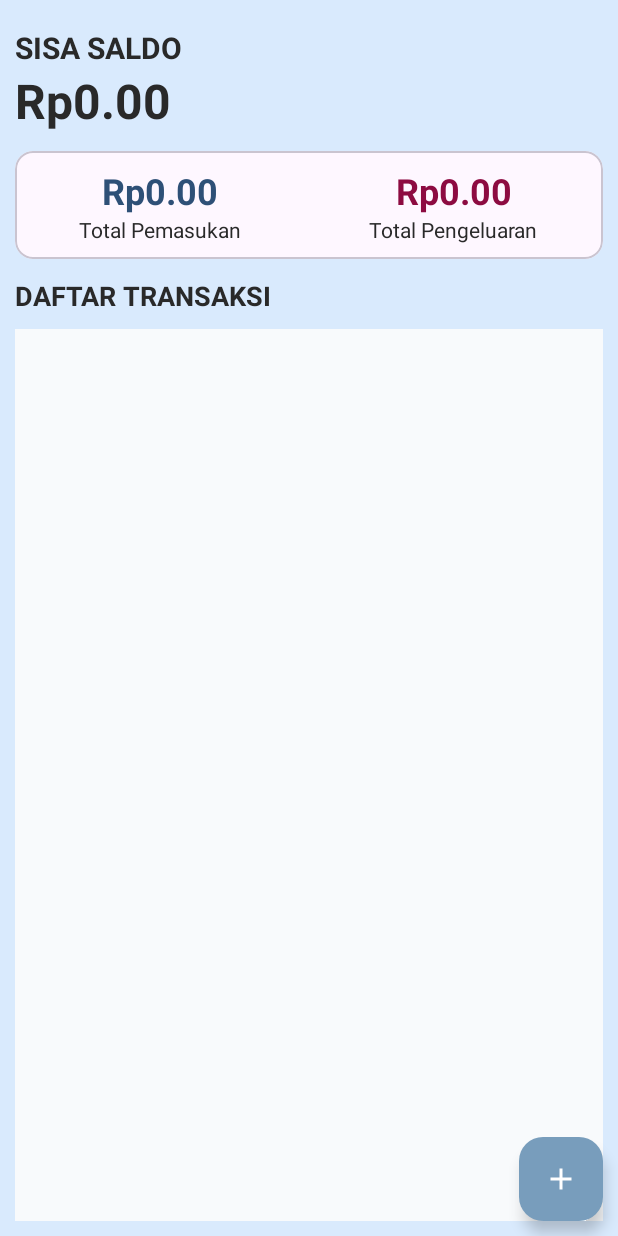
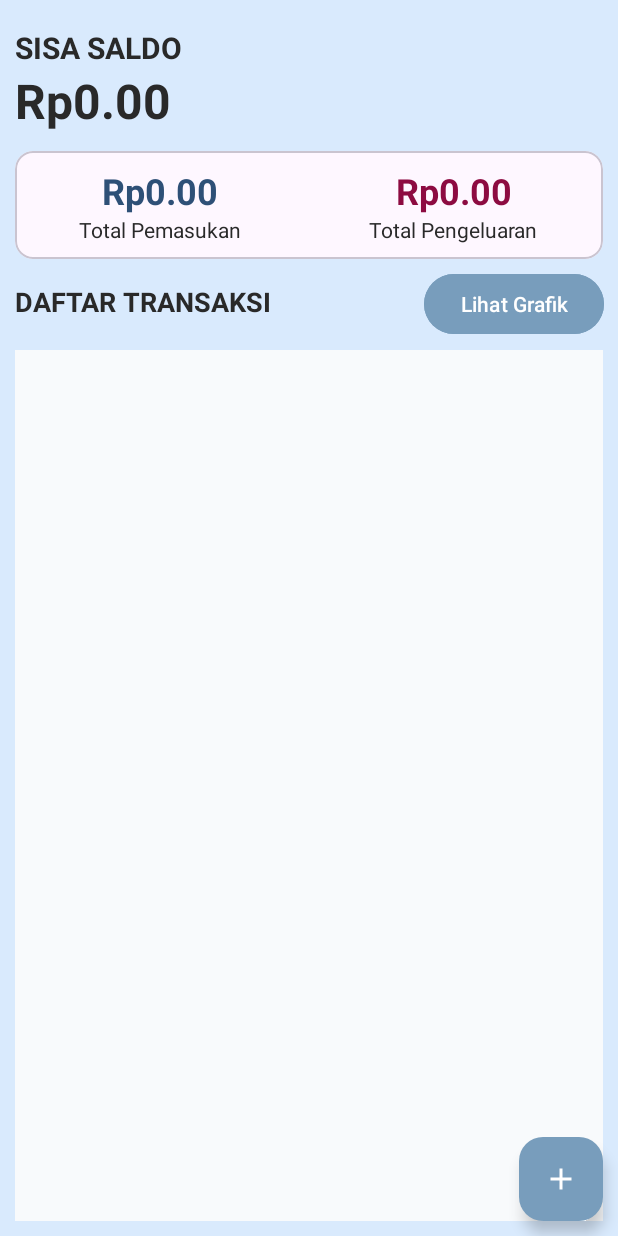
Before and after one commit to Revalinazwa/UAS_PAM_BudgetNotes, an Android app: the screen it shows after launch (MainActivity), on a phone screen of 412 x 824 dp. Run offline under Robolectric (Android 15) with nearby library versions, the phone set to English and light mode, and no system bars; our stand-ins replace Room's generated code.

Commit message:
tambah fitur grafik

```diff
--- a/app/build.gradle.kts
+++ b/app/build.gradle.kts
@@ -13,7 +13,7 @@ android {
         minSdk = 24
         targetSdk = 35
         versionCode = 1
-        versionName = "1.0"
+        versionName = "1.1"
 
         testInstrumentationRunner = "androidx.test.runner.AndroidJUnitRunner"
     }
@@ -55,4 +55,7 @@ dependencies {
     testImplementation("junit:junit:4.13.2")
     androidTestImplementation("androidx.test.ext:junit:1.1.5")
     androidTestImplementation("androidx.test.espresso:espresso-core:3.5.1")
+
+    //chart
+    implementation("com.github.PhilJay:MPAndroidChart:v3.1.0")
 }
--- a/app/src/main/AndroidManifest.xml
+++ b/app/src/main/AndroidManifest.xml
@@ -12,6 +12,9 @@
         android:supportsRtl="true"
         android:theme="@style/Theme.BudgetNotes2"
         tools:targetApi="31">
+        <activity
+            android:name=".ChartActivity"
+            android:exported="false" />
         <activity
             android:name=".DetailedActivity"
             android:exported="false" />
--- a/app/src/main/java/uas/pam/budgetnotes2/AppDatabase.kt
+++ b/app/src/main/java/uas/pam/budgetnotes2/AppDatabase.kt
@@ -1,9 +1,29 @@
 package uas.pam.budgetnotes2
 
+import android.content.Context
 import androidx.room.Database
+import androidx.room.Room
 import androidx.room.RoomDatabase
 
 @Database(entities = [Transaction::class], version = 1, exportSchema = true)
 abstract class AppDatabase : RoomDatabase() {
     abstract fun transactionDao(): TransactionDao
+
+    //penambahan ini
+    companion object {
+        @Volatile
+        private var INSTANCE: AppDatabase? = null
+
+        fun getDatabase(context: Context): AppDatabase {
+            return INSTANCE ?: synchronized(this) {
+                val instance = Room.databaseBuilder(
+                    context.applicationContext,
+                    AppDatabase::class.java,
+                    "app_database"
+                ).build()
+                INSTANCE = instance
+                instance
+            }
+        }
+    }
 }
--- a/app/src/main/java/uas/pam/budgetnotes2/MainActivity.kt
+++ b/app/src/main/java/uas/pam/budgetnotes2/MainActivity.kt
@@ -3,6 +3,7 @@ package uas.pam.budgetnotes2
 import android.content.Intent
 import android.os.Bundle
 import android.view.View
+import android.widget.Button
 import android.widget.TextView
 import androidx.activity.enableEdgeToEdge
 import androidx.appcompat.app.AppCompatActivity
@@ -34,6 +35,7 @@ class MainActivity : AppCompatActivity() {
         setContentView(R.layout.activity_main)
 
         val addButton = findViewById<FloatingActionButton>(R.id.addButton)
+        val viewChartButton = findViewById<Button>(R.id.viewChartButton)
 
         transactions = arrayListOf()
 
@@ -69,6 +71,12 @@ class MainActivity : AppCompatActivity() {
 
         addButton.setOnClickListener{
            val intent = Intent(this, AddTransactionActivity::class.java)
+            startActivity(intent)
+        }
+
+        //add viewChartButton
+        viewChartButton.setOnClickListener {
+            val intent = Intent(this, ChartActivity::class.java)
             startActivity(intent)
         }
 
--- a/app/src/main/res/layout/activity_main.xml
+++ b/app/src/main/res/layout/activity_main.xml
@@ -98,21 +98,38 @@
             android:id="@+id/recyclerview_title"
             android:layout_width="wrap_content"
             android:layout_height="wrap_content"
+            android:layout_below="@id/dashboard"
+            android:layout_marginStart="10dp"
+            android:layout_marginTop="16dp"
             android:text="@string/transaksi"
-            android:textStyle="bold"
+            android:textAllCaps="true"
             android:textSize="18sp"
-            android:textAllCaps="true"
-            android:layout_below="@id/dashboard"
-            android:layout_marginTop="12dp"
-            android:layout_marginStart="10dp"/>
+            android:textStyle="bold" />
+
+<!--        ini buat lihat grafik-->
+        <Button
+            android:id="@+id/viewChartButton"
+            android:layout_width="wrap_content"
+            android:layout_height="wrap_content"
+            android:layout_alignBaseline="@id/recyclerview_title"
+            android:layout_alignParentEnd="true"
+            android:layout_marginEnd="9dp"
+            android:backgroundTint="@color/colorPrimary"
+            android:text="Lihat Grafik"
+            android:textColor="@color/white" />
 
         <androidx.recyclerview.widget.RecyclerView
             android:id="@+id/recycleview"
             android:layout_width="match_parent"
             android:layout_height="match_parent"
             android:layout_below="@id/recyclerview_title"
-            android:layout_margin="10dp"
-            android:background="#F8FAFC"/>
+            android:layout_marginStart="10dp"
+            android:layout_marginLeft="10dp"
+            android:layout_marginTop="20dp"
+            android:layout_marginEnd="10dp"
+            android:layout_marginRight="10dp"
+            android:layout_marginBottom="10dp"
+            android:background="#F8FAFC" />
 
         <com.google.android.material.floatingactionbutton.FloatingActionButton
             android:id="@+id/addButton"
--- a/settings.gradle.kts
+++ b/settings.gradle.kts
@@ -14,6 +14,7 @@ pluginManagement {
 dependencyResolutionManagement {
     repositoriesMode.set(RepositoriesMode.FAIL_ON_PROJECT_REPOS)
     repositories {
+        maven{url = uri ("https://jitpack.io")}
         google()
         mavenCentral()
     }
```
